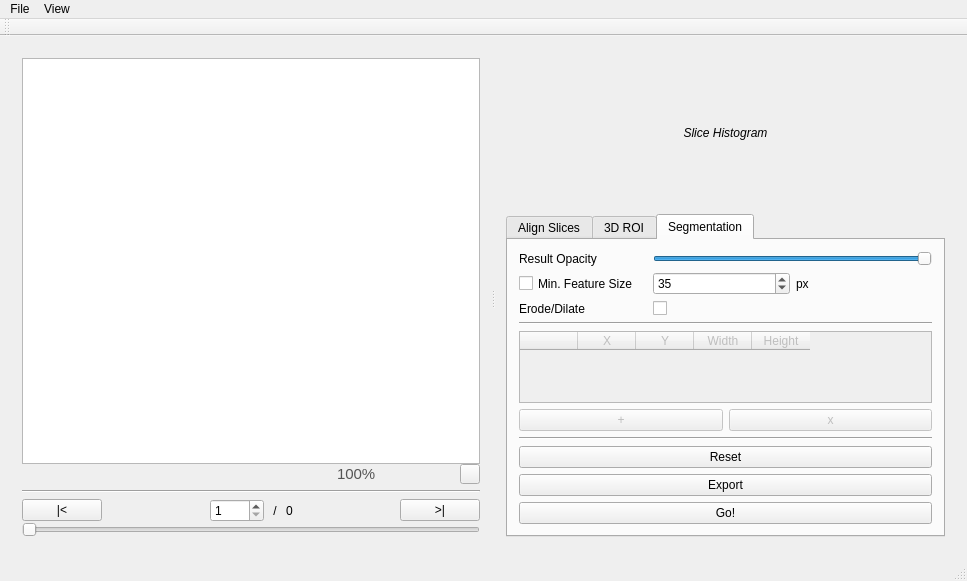
Qt form mainwindow.ui (prsousa/TomSeg) before a commit.
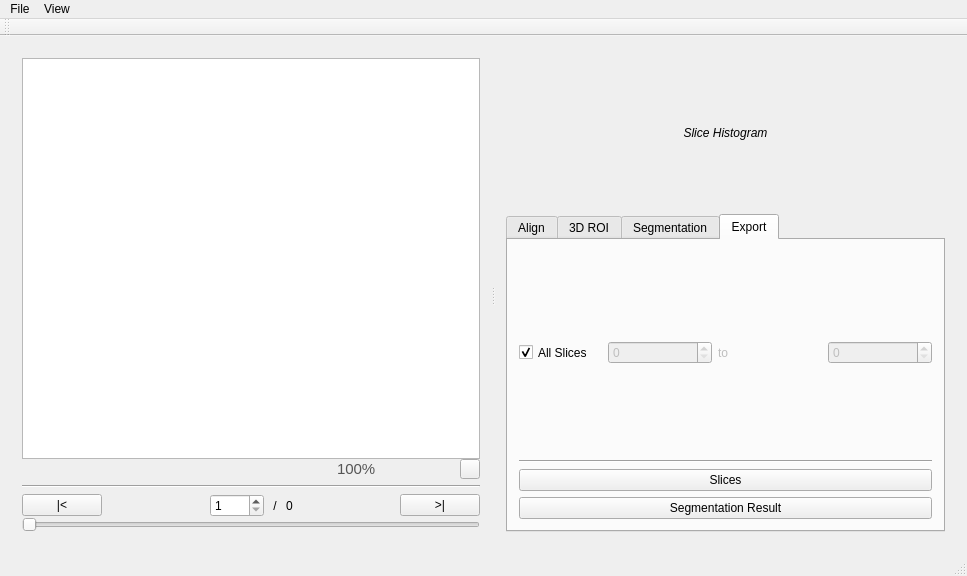
The same form after that commit. Icons and pictures are not drawn.

Diff of the .ui file:
```diff
--- a/mainwindow.ui
+++ b/mainwindow.ui
@@ -322,11 +322,11 @@
         <item>
          <widget class="QTabWidget" name="toolsTab">
           <property name="currentIndex">
-           <number>2</number>
+           <number>3</number>
           </property>
           <widget class="QWidget" name="alignTab">
            <attribute name="title">
-            <string>Align Slices</string>
+            <string>Align</string>
            </attribute>
            <layout class="QVBoxLayout" name="verticalLayout">
             <item>
@@ -436,13 +436,6 @@
               </property>
              </widget>
             </item>
-            <item>
-             <widget class="QPushButton" name="exportSlicesButton">
-              <property name="text">
-               <string>Export Slices</string>
-              </property>
-             </widget>
-            </item>
             <item>
              <widget class="QPushButton" name="alignButton">
               <property name="text">
@@ -815,17 +808,89 @@
               </property>
              </widget>
             </item>
-            <item>
-             <widget class="QPushButton" name="exportButton">
-              <property name="text">
-               <string>Export</string>
-              </property>
-             </widget>
-            </item>
             <item>
              <widget class="QPushButton" name="goButton">
               <property name="text">
-               <string>Go!</string>
+               <string>Segment</string>
+              </property>
+             </widget>
+            </item>
+           </layout>
+          </widget>
+          <widget class="QWidget" name="tab_2">
+           <attribute name="title">
+            <string>Export</string>
+           </attribute>
+           <layout class="QVBoxLayout" name="verticalLayout_2">
+            <item>
+             <layout class="QFormLayout" name="formLayout_3">
+              <property name="horizontalSpacing">
+               <number>15</number>
+              </property>
+              <item row="0" column="1">
+               <layout class="QHBoxLayout" name="horizontalLayout_2">
+                <item>
+                 <widget class="QSpinBox" name="spinBox">
+                  <property name="enabled">
+                   <bool>false</bool>
+                  </property>
+                 </widget>
+                </item>
+                <item>
+                 <widget class="QLabel" name="label_17">
+                  <property name="enabled">
+                   <bool>false</bool>
+                  </property>
+                  <property name="text">
+                   <string>to</string>
+                  </property>
+                 </widget>
+                </item>
+                <item>
+                 <widget class="QSpinBox" name="spinBox_2">
+                  <property name="enabled">
+                   <bool>false</bool>
+                  </property>
+                 </widget>
+                </item>
+               </layout>
+              </item>
+              <item row="0" column="0">
+               <widget class="QCheckBox" name="checkBox">
+                <property name="sizePolicy">
+                 <sizepolicy hsizetype="Minimum" vsizetype="Expanding">
+                  <horstretch>0</horstretch>
+                  <verstretch>0</verstretch>
+                 </sizepolicy>
+                </property>
+                <property name="text">
+                 <string>All Slices</string>
+                </property>
+                <property name="checked">
+                 <bool>true</bool>
+                </property>
+               </widget>
+              </item>
+             </layout>
+            </item>
+            <item>
+             <widget class="Line" name="line_5">
+              <property name="orientation">
+               <enum>Qt::Horizontal</enum>
+              </property>
+             </widget>
+            </item>
+            <item>
+             <widget class="QPushButton" name="exportSlicesButton">
+              <property name="text">
+               <string>Slices</string>
+              </property>
+             </widget>
+            </item>
+            <item>
+             <widget class="QPushButton" name="exportSegmentationButton">
+              <property name="text">
+               <string>Segmentation Result</string>
               </property>
              </widget>
             </item>
```
Left out of the diff: 15 changed lines with no effect on the pictures.
